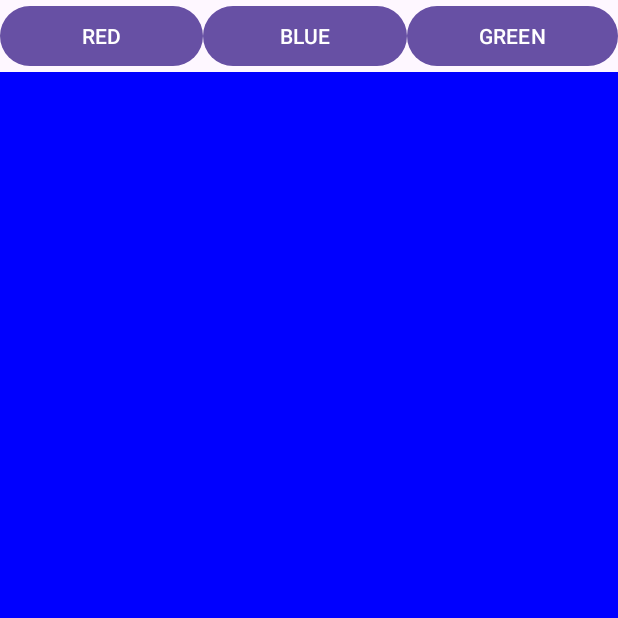
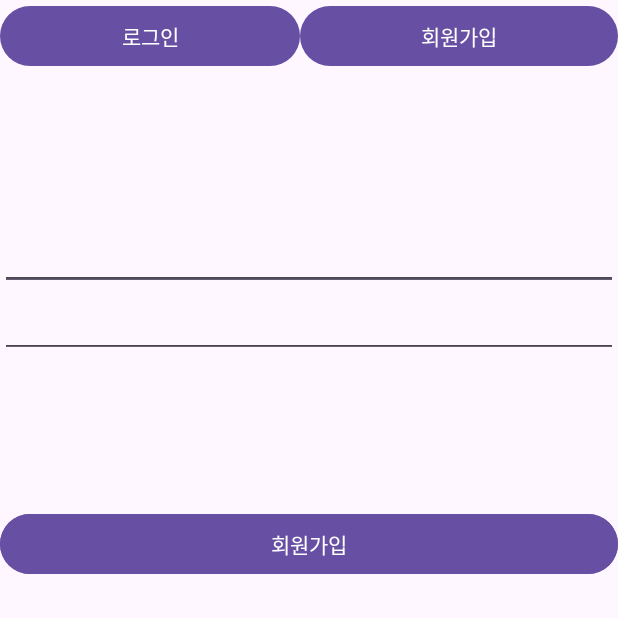
Before and after one commit to HyunBeen0903/MpTeamProject, an Android app: the screen it shows after launch (MainActivity), on a phone screen of 412 x 824 dp, the top half of it. Run offline under Robolectric (Android 15) with nearby library versions, the phone set to English and light mode, and no system bars.

Commit message:
로그인폼 기초 완료 및 로그인버튼 클릭시 지도 엑티비티 연결

```diff
--- a/AndroidExampleApps/GitTest3/app/src/main/java/kr/ac/tukorea/gittest3/MainActivity.kt
+++ b/AndroidExampleApps/GitTest3/app/src/main/java/kr/ac/tukorea/gittest3/MainActivity.kt
@@ -1,5 +1,6 @@
 package kr.ac.tukorea.gittest3
 
+import android.content.Intent
 import android.os.Bundle
 import android.view.View
 import android.widget.LinearLayout
@@ -7,38 +8,38 @@ import androidx.activity.enableEdgeToEdge
 import androidx.appcompat.app.AppCompatActivity
 import androidx.core.view.ViewCompat
 import androidx.core.view.WindowInsetsCompat
+import kr.ac.tukorea.gittest3.databinding.ActivityMainBinding
 
 class MainActivity : AppCompatActivity(), View.OnClickListener {
     private lateinit var layout_red: View
-    private lateinit var layout_green: View
     private lateinit var layout_blue: View
 
     override fun onCreate(savedInstanceState: Bundle?) {
+        val intent: Intent = Intent(this, MapsActivity::class.java)
         super.onCreate(savedInstanceState)
         enableEdgeToEdge()
-        setContentView(R.layout.activity_main)
-        InitializeView()
-    }
+        var binding = ActivityMainBinding.inflate(layoutInflater)
+        setContentView(binding.root)
 
-    private fun InitializeView() {
-        layout_red = findViewById(R.id.Linear_Red)
-        layout_blue = findViewById(R.id.Linear_blue)
-        layout_green = findViewById(R.id.Linear_green)
+        layout_red = binding.LinearRed
+        layout_blue = binding.LinearBlue
+        var loginbutton = binding.loginbutton
+        binding.btnRed.setOnClickListener(this)
+        binding.btnBlue.setOnClickListener(this)
+        loginbutton.setOnClickListener {
+            startActivity(intent)
+        }
 
-        findViewById<View>(R.id.btn_red).setOnClickListener(this)
-        findViewById<View>(R.id.btn_blue).setOnClickListener(this)
-        findViewById<View>(R.id.btn_green).setOnClickListener(this)
+
     }
 
     override fun onClick(view: View) {
         layout_red.visibility = View.INVISIBLE
         layout_blue.visibility = View.INVISIBLE
-        layout_green.visibility = View.INVISIBLE
 
         when (view.id) {
             R.id.btn_red -> layout_red.visibility = View.VISIBLE
             R.id.btn_blue -> layout_blue.visibility = View.VISIBLE
-            R.id.btn_green -> layout_green.visibility = View.VISIBLE
         }
     }
 }
--- a/AndroidExampleApps/GitTest3/app/src/main/res/layout/activity_main.xml
+++ b/AndroidExampleApps/GitTest3/app/src/main/res/layout/activity_main.xml
@@ -24,7 +24,7 @@
                 android:layout_height="wrap_content"
                 android:layout_weight="1"
                 android:onClick="onClick"
-                android:text="RED" />
+                android:text="로그인" />
 
             <Button
                 android:id="@+id/btn_blue"
@@ -32,15 +32,7 @@
                 android:layout_height="wrap_content"
                 android:layout_weight="1"
                 android:onClick="onClick"
-                android:text="BLUE" />
-
-            <Button
-                android:id="@+id/btn_green"
-                android:layout_width="wrap_content"
-                android:layout_height="wrap_content"
-                android:layout_weight="1"
-                android:onClick="onClick"
-                android:text="GREEN" />
+                android:text="회원가입" />
         </LinearLayout>
 
         <FrameLayout
@@ -51,22 +43,54 @@
                 android:id="@+id/Linear_Red"
                 android:layout_width="match_parent"
                 android:layout_height="match_parent"
-                android:background="@color/colorAceent"
-                android:orientation="horizontal"></LinearLayout>
+                android:orientation="vertical">
+                <EditText
+                    android:layout_width="match_parent"
+                    android:layout_height="wrap_content"
+                    android:layout_marginTop="100dp"
+                    android:id="@+id/id">
+                </EditText>
+                <EditText
+                    android:layout_width="match_parent"
+                    android:layout_height="wrap_content"
+                    android:id="@+id/pswd">
+                </EditText>
+
+                <Button
+                    android:id="@+id/loginbutton"
+                    android:layout_width="match_parent"
+                    android:layout_height="wrap_content"
+                    android:layout_marginTop="100dp"
+                    android:text="로그인">
+
+                </Button>
+            </LinearLayout>
 
             <LinearLayout
                 android:id="@+id/Linear_blue"
                 android:layout_width="match_parent"
                 android:layout_height="match_parent"
-                android:background="@color/colorPrimary"
-                android:orientation="horizontal"></LinearLayout>
+                android:orientation="vertical">
+                <EditText
+                    android:layout_width="match_parent"
+                    android:layout_height="wrap_content"
+                    android:layout_marginTop="100dp"
+                    android:id="@+id/newid">
+                </EditText>
+                <EditText
+                    android:layout_width="match_parent"
+                    android:layout_height="wrap_content"
+                    android:id="@+id/newpswd">
+                </EditText>
 
-            <LinearLayout
-                android:id="@+id/Linear_green"
-                android:layout_width="match_parent"
-                android:layout_height="match_parent"
-                android:background="@color/colorPrimaryDark"
-                android:orientation="horizontal">
+                <Button
+                    android:id="@+id/getidbutton"
+                    android:layout_width="match_parent"
+                    android:layout_height="wrap_content"
+                    android:layout_marginTop="100dp"
+                    android:text="회원가입">
+
+                </Button>
 
             </LinearLayout>
         </FrameLayout>
--- a/AndroidExampleApps/GitTest3/app/src/main/res/values/strings.xml
+++ b/AndroidExampleApps/GitTest3/app/src/main/res/values/strings.xml
@@ -1,3 +1,4 @@
 <resources>
     <string name="app_name">GitTest3</string>
+    <string name="title_activity_maps">MapsActivity</string>
 </resources>
--- a/AndroidExampleApps/GitTest3/build.gradle.kts
+++ b/AndroidExampleApps/GitTest3/build.gradle.kts
@@ -2,4 +2,5 @@
 plugins {
     alias(libs.plugins.androidApplication) apply false
     alias(libs.plugins.jetbrainsKotlinAndroid) apply false
+    alias(libs.plugins.googleAndroidLibrariesMapsplatformSecretsGradlePlugin) apply false
 }
--- a/AndroidExampleApps/GitTest3/gradle/libs.versions.toml
+++ b/AndroidExampleApps/GitTest3/gradle/libs.versions.toml
@@ -9,6 +9,8 @@ appcompat = "1.6.1"
 material = "1.11.0"
 activity = "1.8.0"
 constraintlayout = "2.1.4"
+googleAndroidLibrariesMapsplatformSecretsGradlePlugin = "2.0.1"
+playServicesMaps = "18.1.0"
 
 [libraries]
 androidx-core-ktx = { group = "androidx.core", name = "core-ktx", version.ref = "coreKtx" }
@@ -19,7 +21,9 @@ androidx-appcompat = { group = "androidx.appcompat", name = "appcompat", version
 material = { group = "com.google.android.material", name = "material", version.ref = "material" }
 androidx-activity = { group = "androidx.activity", name = "activity", version.ref = "activity" }
 androidx-constraintlayout = { group = "androidx.constraintlayout", name = "constraintlayout", version.ref = "constraintlayout" }
+play-services-maps = { group = "com.google.android.gms", name = "play-services-maps", version.ref = "playServicesMaps" }
 
 [plugins]
 androidApplication = { id = "com.android.application", version.ref = "agp" }
 jetbrainsKotlinAndroid = { id = "org.jetbrains.kotlin.android", version.ref = "kotlin" }
+googleAndroidLibrariesMapsplatformSecretsGradlePlugin = { id = "com.google.android.libraries.mapsplatform.secrets-gradle-plugin", version.ref = "googleAndroidLibrariesMapsplatformSecretsGradlePlugin" }
```
Also changed, not shown: AndroidExampleApps/GitTest3/app/build.gradle.kts (+8 -0 lines), AndroidExampleApps/GitTest3/app/src/main/AndroidManifest.xml (+20 -0 lines), AndroidExampleApps/GitTest3/app/src/main/java/kr/ac/tukorea/gittest3/MapsActivity.kt (added, +48 -0 lines), AndroidExampleApps/GitTest3/app/src/main/res/layout/activity_maps.xml (added, +9 -0 lines).
